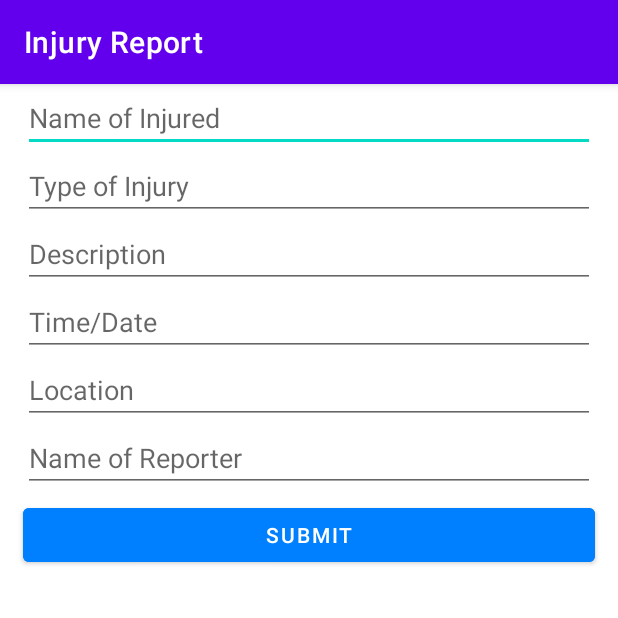
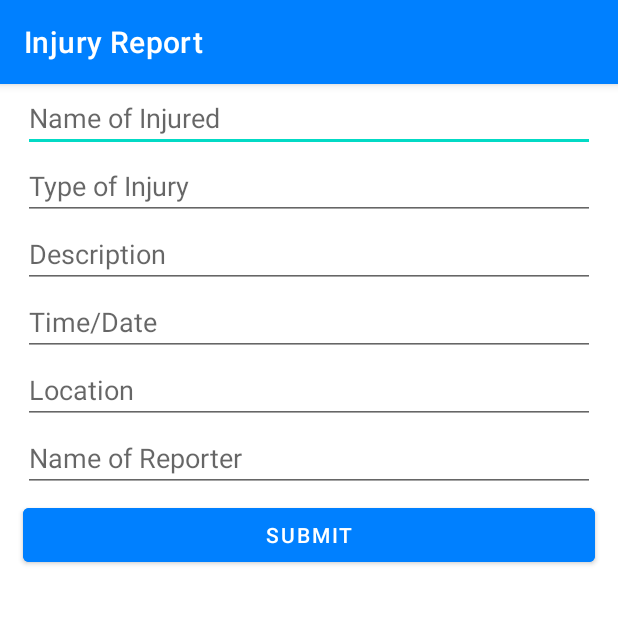
Before and after one commit to roberteley21/RNR_Reporter, an Android app: the screen it shows after launch (Injury_Report), on a phone screen of 412 x 824 dp, the top half of it. Run offline under Robolectric (Android 15) with nearby library versions, the phone set to English and light mode, and no system bars.

Commit message:
Status Bar Color

```diff
--- a/app/src/main/res/values/themes.xml
+++ b/app/src/main/res/values/themes.xml
@@ -2,8 +2,8 @@
     <!-- Base application theme. -->
     <style name="Theme.RNRReporter" parent="Theme.MaterialComponents.DayNight.DarkActionBar">
         <!-- Primary brand color. -->
-        <item name="colorPrimary">@color/purple_500</item>
-        <item name="colorPrimaryVariant">@color/purple_700</item>
+        <item name="colorPrimary">@color/azure</item>
+        <item name="colorPrimaryVariant">@color/sapphire</item>
         <item name="colorOnPrimary">@color/white</item>
         <!-- Secondary brand color. -->
         <item name="colorSecondary">@color/teal_200</item>
```
